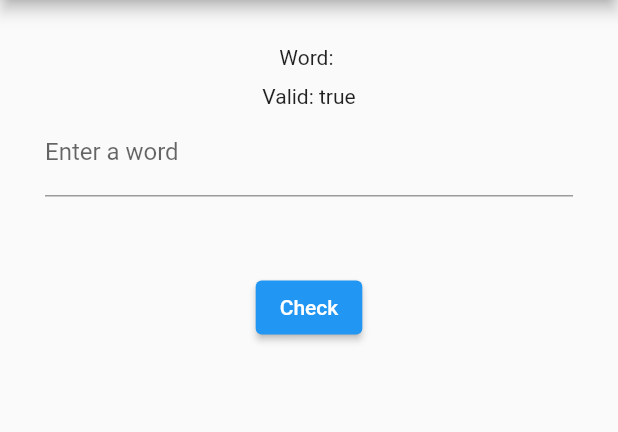
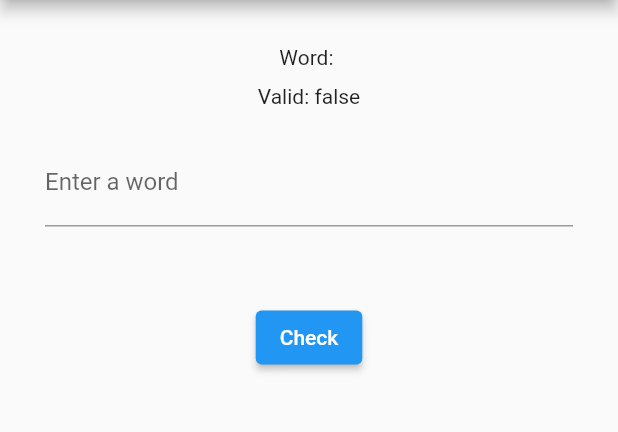
Before and after one commit to theblackman2/scrabble-word-checker, a Flutter app: the screen it shows after launch, on a phone screen of 412 x 824 dp, the part 84-516 px from its top. Run offline on Flutter 3.47's test engine with Material 2 defaults, Android fonts, the phone set to English and light mode, and no system bars.

Commit message:
example: fix🐛: example app interface

```diff
--- a/example/lib/main.dart
+++ b/example/lib/main.dart
@@ -33,7 +33,7 @@ class _MyHomePageState extends State<MyHomePage> {
   final GlobalKey<FormState> formKey = GlobalKey<FormState>();
   final TextEditingController controller = TextEditingController();
   String word = "";
-  bool valid = true;
+  bool valid = false;
 
   @override
   void dispose() {
@@ -65,16 +65,12 @@ class _MyHomePageState extends State<MyHomePage> {
             padding: const EdgeInsets.all(30.0),
             child: Column(
               children: [
-                if (!word.isNotEmpty)
-                  Column(
-                    children: [
-                      Text("Word: $word"),
-                      const SizedBox(height: 10.0),
-                      Text(
-                        "Valid: ${valid.toString()}",
-                      ),
-                    ],
-                  ),
+                Text("Word: $word"),
+                const SizedBox(height: 10.0),
+                Text(
+                  "Valid: ${valid.toString()}",
+                ),
+                const SizedBox(height: 20.0),
                 Form(
                   key: formKey,
                   child: Column(
```
